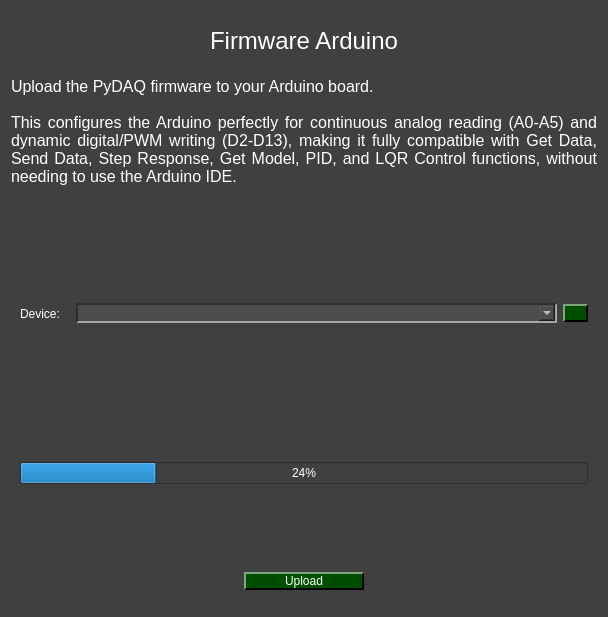
viniciusfs14/pydaq, file pydaq/uis/PyDAQ_Firmware_Arduino.ui: the form before one commit.
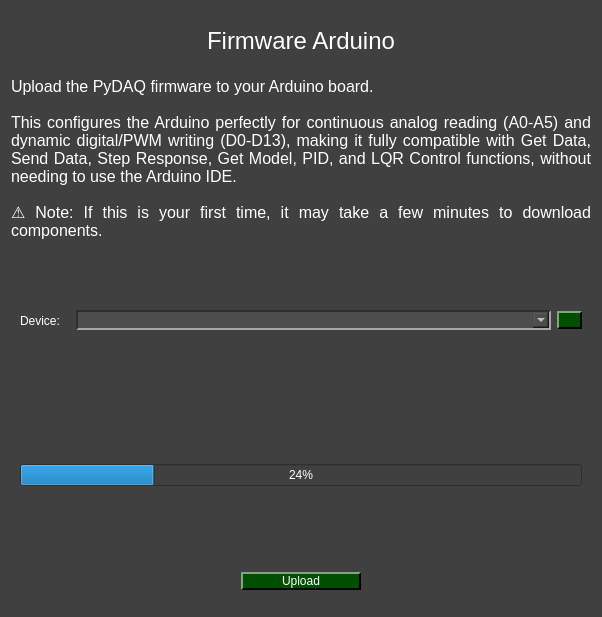
The form after the commit. Icons and pictures are not drawn.

Commit message: implement smooth progress bar and robust path validation in firmware widget

```diff
--- a/pydaq/uis/PyDAQ_Firmware_Arduino.ui
+++ b/pydaq/uis/PyDAQ_Firmware_Arduino.ui
@@ -6,7 +6,7 @@
    <rect>
     <x>0</x>
     <y>0</y>
-    <width>608</width>
+    <width>602</width>
     <height>617</height>
    </rect>
   </property>
@@ -451,7 +451,9 @@
      <property name="text">
       <string>Upload the PyDAQ firmware to your Arduino board. 
 
-This configures the Arduino perfectly for continuous analog reading (A0-A5) and dynamic digital/PWM writing (D2-D13), making it fully compatible with Get Data, Send Data, Step Response, Get Model, PID, and LQR Control functions, without needing to use the Arduino IDE.</string>
+This configures the Arduino perfectly for continuous analog reading (A0-A5) and dynamic digital/PWM writing (D0-D13), making it fully compatible with Get Data, Send Data, Step Response, Get Model, PID, and LQR Control functions, without needing to use the Arduino IDE.
+
+⚠️ Note: If this is your first time, it may take a few minutes to download components.</string>
      </property>
      <property name="textFormat">
       <enum>Qt::TextFormat::PlainText</enum>
```
The commit also changes 4 other files.
